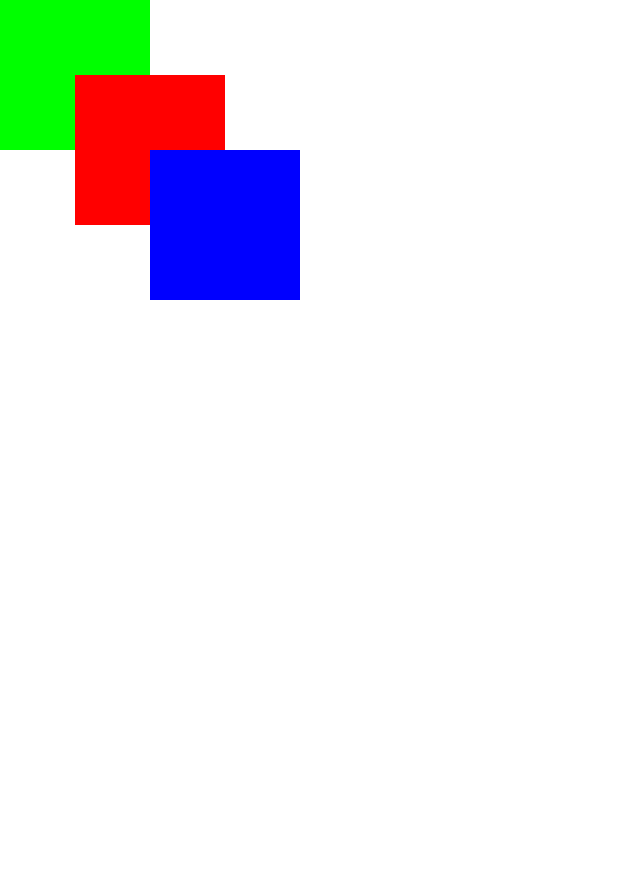
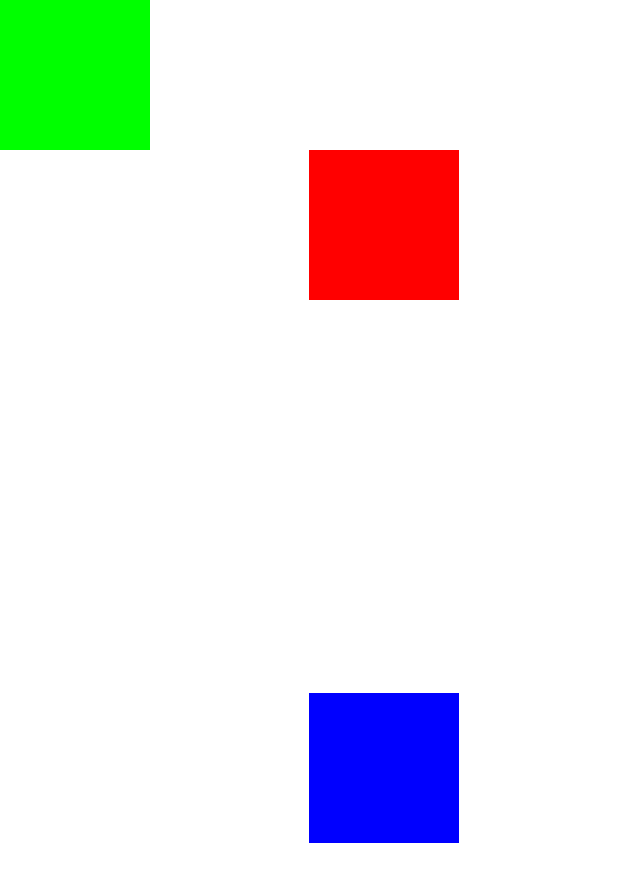
Before and after one commit to JccsISCDeveloper/JetPackCompose, an Android app built with Jetpack Compose: the ReportsScreen screen opened through its navigation route, on a phone screen of 412 x 824 dp. Shown: the top 882 px of the screen. Run offline under Robolectric (Android 15) with nearby library versions, the light colour scheme and no system bars; our stand-ins replace Dagger/Hilt's generated code, accompanist, constraintlayout-compose.

Commit message:
Practicando con constraint_layout

```diff
--- a/app/src/main/java/com/jccsisc/irepcp/ui/features/reports/ReportsScreen.kt
+++ b/app/src/main/java/com/jccsisc/irepcp/ui/features/reports/ReportsScreen.kt
@@ -11,6 +11,7 @@ import androidx.compose.ui.tooling.preview.Device
 import androidx.compose.ui.tooling.preview.Devices
 import androidx.compose.ui.tooling.preview.Preview
 import androidx.compose.ui.unit.dp
+import androidx.constraintlayout.compose.ChainStyle
 import androidx.constraintlayout.compose.ConstraintLayout
 import androidx.constraintlayout.compose.ConstraintSet
 import androidx.constraintlayout.compose.Dimension
@@ -26,6 +27,7 @@ fun ReportsScreen() {
         val greenBox = createRefFor("greenBox")
         val redBox = createRefFor("redBox")
         val blueBox = createRefFor("blueBox")
+        val guideLine = createGuidelineFromStart(0.5f)
 
         constrain(greenBox) {
             top.linkTo(parent.top)
@@ -35,18 +37,22 @@ fun ReportsScreen() {
         }
 
         constrain(redBox) {
-            top.linkTo(greenBox.top, margin = 50.dp)
-            start.linkTo(greenBox.start, margin = 50.dp)
+            top.linkTo(greenBox.bottom)
+            start.linkTo(guideLine)
             width = Dimension.value(100.dp)
             height = Dimension.value(100.dp)
         }
 
         constrain(blueBox) {
-            top.linkTo(redBox.top, margin = 50.dp)
-            start.linkTo(redBox.start, margin = 50.dp)
+            top.linkTo(redBox.bottom)
+            start.linkTo(redBox.start)
+            bottom.linkTo(parent.bottom)
             width = Dimension.value(100.dp)
             height = Dimension.value(100.dp)
         }
+
+        //creando cadenas
+//        createVerticalChain(greenBox, redBox, blueBox, chainStyle = ChainStyle.SpreadInside)
     }
 
     ConstraintLayout(constrains, modifier = Modifier.fillMaxSize()) {
```
